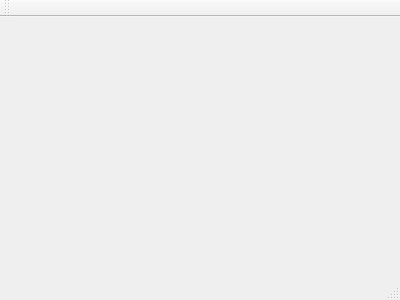
Old version of the form AuthenticationServer/mainwindow.ui in the repository AmrGalal/Distributed-Image-Service.
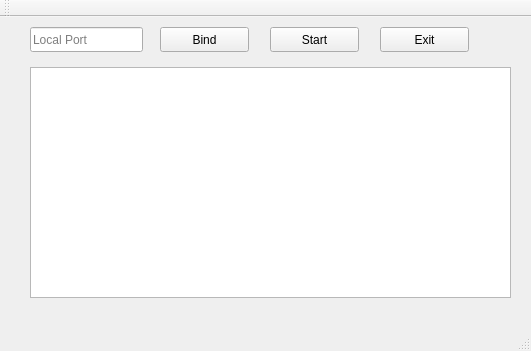
New version of the form.

Patch:
```diff
--- a/AuthenticationServer/mainwindow.ui
+++ b/AuthenticationServer/mainwindow.ui
@@ -1,24 +1,102 @@
 <ui version="4.0">
  <class>MainWindow</class>
- <widget class="QMainWindow" name="MainWindow" >
-  <property name="geometry" >
+ <widget class="QMainWindow" name="MainWindow">
+  <property name="geometry">
    <rect>
     <x>0</x>
     <y>0</y>
-    <width>400</width>
-    <height>300</height>
+    <width>531</width>
+    <height>351</height>
    </rect>
   </property>
   <property name="windowTitle" >
    <string>MainWindow</string>
   </property>
-  <widget class="QMenuBar" name="menuBar" />
-  <widget class="QToolBar" name="mainToolBar" />
-  <widget class="QWidget" name="centralWidget" />
-  <widget class="QStatusBar" name="statusBar" />
+  <widget class="QWidget" name="centralWidget">
+   <widget class="QPushButton" name="bind_push_button">
+    <property name="geometry">
+     <rect>
+      <x>160</x>
+      <y>10</y>
+      <width>89</width>
+      <height>25</height>
+     </rect>
+    </property>
+    <property name="text">
+     <string>Bind</string>
+    </property>
+   </widget>
+   <widget class="QLineEdit" name="local_port_line_edit">
+    <property name="geometry">
+     <rect>
+      <x>30</x>
+      <y>10</y>
+      <width>113</width>
+      <height>25</height>
+     </rect>
+    </property>
+    <property name="placeholderText">
+     <string>Local Port</string>
+    </property>
+   </widget>
+   <widget class="QListWidget" name="logs_list_widget">
+    <property name="geometry">
+     <rect>
+      <x>30</x>
+      <y>50</y>
+      <width>481</width>
+      <height>231</height>
+     </rect>
+    </property>
+   </widget>
+   <widget class="QPushButton" name="exit_push_button">
+    <property name="geometry">
+     <rect>
+      <x>380</x>
+      <y>10</y>
+      <width>89</width>
+      <height>25</height>
+     </rect>
+    </property>
+    <property name="text">
+     <string>Exit</string>
+    </property>
+   </widget>
+   <widget class="QPushButton" name="start_push_button">
+    <property name="geometry">
+     <rect>
+      <x>270</x>
+      <y>10</y>
+      <width>89</width>
+      <height>25</height>
+     </rect>
+    </property>
+    <property name="text">
+     <string>Start</string>
+    </property>
+   </widget>
+  </widget>
+  <widget class="QMenuBar" name="menuBar">
+   <property name="geometry">
+    <rect>
+     <x>0</x>
+     <y>0</y>
+     <width>531</width>
+     <height>22</height>
+    </rect>
+   </property>
+  </widget>
+  <widget class="QToolBar" name="mainToolBar">
+   <attribute name="toolBarArea">
+    <enum>TopToolBarArea</enum>
+   </attribute>
+   <attribute name="toolBarBreak">
+    <bool>false</bool>
+   </attribute>
+  </widget>
+  <widget class="QStatusBar" name="statusBar"/>
  </widget>
- <layoutDefault spacing="6" margin="11" />
- <pixmapfunction></pixmapfunction>
+ <layoutdefault spacing="6" margin="11"/>
  <resources/>
  <connections/>
 </ui>
```
Left out of the diff: 3 changed lines with no effect on the pictures.
